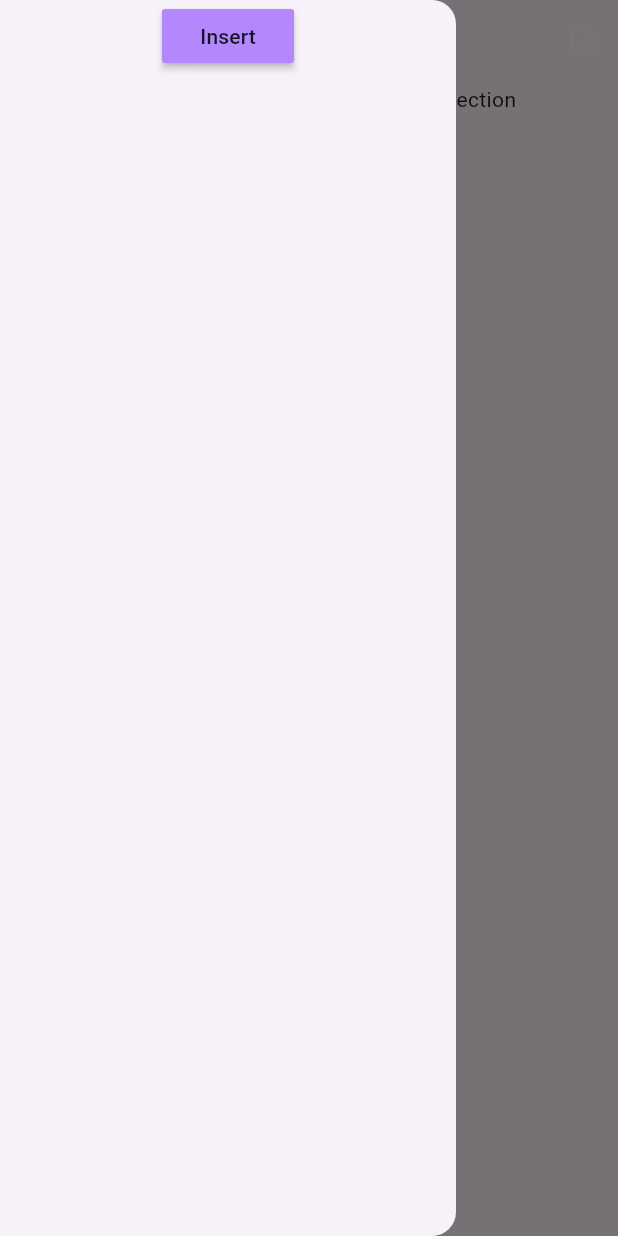
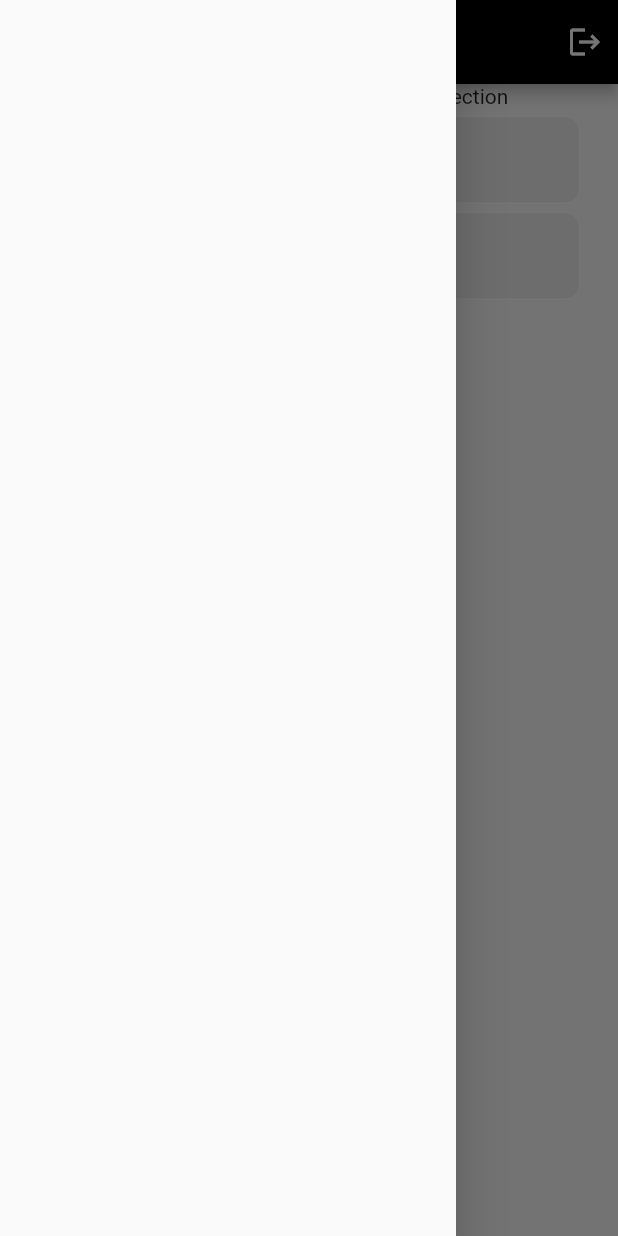
Before and after one commit to dhruvin2004/firebase, a Flutter app: the HomePage screen opened by its route, with the side drawer open, on a phone screen of 412 x 824 dp. Run offline on Flutter 3.47's test engine with Material 2 defaults, Android fonts, the phone set to English and light mode, and no system bars; our stand-ins replace cloud_firestore, firebase_auth, firebase_core, google_sign_in; accounts and stored records are empty; network calls fail.

Commit message:
DP | 11/3/2023 9:20 AM

```diff
--- a/lib/CRUD.dart
+++ b/lib/CRUD.dart
@@ -1,9 +1,13 @@
 import 'package:cloud_firestore/cloud_firestore.dart';
+import 'package:flutter/cupertino.dart';
 
 class DatabaseHelper {
   static DatabaseHelper instance = DatabaseHelper();
   FirebaseFirestore firestore = FirebaseFirestore.instance;
   CollectionReference user = FirebaseFirestore.instance.collection('user');
+
+  TextEditingController name = TextEditingController();
+  TextEditingController age = TextEditingController();
 
   updateData({int? index}) async {
     var docSnap = await user.get();
@@ -17,6 +21,7 @@ class DatabaseHelper {
           (error) => print('Error : $error'),
         );
   }
+
   deleteData({int? index}) async {
     var docSnap = await user.get();
     var docId = docSnap.docs;
@@ -32,7 +37,7 @@ class DatabaseHelper {
 
   insertData() {
     return user
-        .add({'name': 'Dhruvin', 'age': 20})
+        .add({'name': name.text, 'age': age.text})
         .then((value) => print("User Add Successfully"))
         .catchError(
           (error) => print("Error : $error"),
--- a/lib/homepage.dart
+++ b/lib/homepage.dart
@@ -1,5 +1,6 @@
 import 'package:cloud_firestore/cloud_firestore.dart';
 import 'package:firebase/CRUD.dart';
+import 'package:firebase/widget/mytextfield.dart';
 import 'package:firebase_auth/firebase_auth.dart';
 import 'package:flutter/material.dart';
 
@@ -19,28 +20,26 @@ class _HomePageState extends State<HomePage> {
       drawer: Drawer(
         child: SafeArea(
           child: Column(
-            children: [
-              MaterialButton(onPressed: () {},
-                color: Colors.deepPurpleAccent.shade100,
-                child: const Text("Insert"),)
-            ],
+            children: [],
           ),
         ),
       ),
       appBar: AppBar(
+        backgroundColor: Colors.black,
         title: const Text("Home Page"),
         actions: [
           GestureDetector(
             onTap: () async {
               await FirebaseAuth.instance.signOut().whenComplete(
-                    () => Navigator.pushReplacementNamed(context, '/'),);
+                    () => Navigator.pushReplacementNamed(context, '/'),
+                  );
             },
             child: const Icon(
               Icons.logout,
               color: Colors.white,
             ),
           ),
-           const SizedBox(
+          const SizedBox(
             width: 10,
           ),
         ],
@@ -49,53 +48,93 @@ class _HomePageState extends State<HomePage> {
       body: Column(
         children: [
           const Text("This is a method we can access  collection"),
+          SizedBox(
+            height: 5,
+          ),
+          MyTextField(
+              controller: DatabaseHelper.instance.name,
+              hintText: "name",
+              obscureText: false),
+          SizedBox(
+            height: 5,
+          ),
+          MyTextField(
+              controller: DatabaseHelper.instance.age,
+              hintText: "Age",
+              obscureText: false),
+          SizedBox(
+            height: 5,
+          ),
           Expanded(
             flex: 1,
             child: StreamBuilder(
-                stream: FirebaseFirestore.instance.collection('user')
-                    .snapshots(),
+                stream:
+                    FirebaseFirestore.instance.collection('user').snapshots(),
                 builder: (context, snapshot) {
                   if (snapshot.hasError) {
                     return const Text('Something went wrong');
                   }
                   if (snapshot.connectionState == ConnectionState.waiting) {
-                    return Center(child: Container(height: 100,width: 100,alignment: Alignment.center,child: const CircularProgressIndicator()));
+                    return Center(
+                        child: Container(
+                            height: 100,
+                            width: 100,
+                            alignment: Alignment.center,
+                            child: const CircularProgressIndicator()));
                   }
                   return ListView.builder(
                     itemCount: snapshot.data!.docs.length,
                     itemBuilder: (context, index) {
                       var data = snapshot.data!.docs[index];
                       return ListTile(
-                        leading: CircleAvatar(child: Text("${index + 1}"),),
+                        leading: CircleAvatar(
+                          child: Text("${index + 1}"),
+                          backgroundColor: Colors.black,
+                        ),
                         title: Text("${data['name']}"),
                         subtitle: Text("Age : ${data['age']}"),
-                        trailing:
-                        Container(
+                        trailing: Container(
                           height: 50,
                           width: 100,
                           child: Row(
                             children: [
-                              IconButton(onPressed: (){
-                                DatabaseHelper.instance.updateData(index: index);
-                              }, icon: Icon(Icons.edit,color: Colors.green,)),
-
-                              IconButton(onPressed: (){
-                                DatabaseHelper.instance.deleteData(index: index);
-                              }, icon: Icon(Icons.delete,color: Colors.red,))
+                              IconButton(
+                                  onPressed: () {
+                                    DatabaseHelper.instance
+                                        .updateData(index: index);
+                                  },
+                                  icon: const Icon(
+                                    Icons.edit,
+                                    color: Colors.green,
+                                  )),
+                              IconButton(
+                                onPressed: () {
+                                  DatabaseHelper.instance
+                                      .deleteData(index: index);
+                                },
+                                icon: const Icon(
+                                  Icons.delete,
+                                  color: Colors.red,
+                                ),
+                              )
                             ],
                           ),
                         ),
-
                       );
                     },
-
                   );
                 }),
           ),
 
-          MaterialButton(onPressed: (){
-            DatabaseHelper.instance.insertData();
-          },child: Text("insert"),color: Colors.purpleAccent.shade100,)
+          MaterialButton(
+            onPressed: () {
+              DatabaseHelper.instance.insertData();
+              DatabaseHelper.instance.name.clear();
+              DatabaseHelper.instance.age.clear();
+            },
+            child: Text("insert"),
+            color: Colors.purpleAccent.shade100,
+          )
 
           // Text("This is a method we can access a sub class of collection"),
           // Expanded(
--- a/lib/loginScreen/loginpage.dart
+++ b/lib/loginScreen/loginpage.dart
@@ -2,10 +2,7 @@ import 'package:firebase/widget/myButton.dart';
 import 'package:firebase_auth/firebase_auth.dart';
 import 'package:flutter/material.dart';
 import 'package:google_sign_in/google_sign_in.dart';
-
 import '../widget/mytextfield.dart';
-
-
 
 class LoginPage extends StatefulWidget {
   const LoginPage({Key? key}) : super(key: key);
--- a/lib/main.dart
+++ b/lib/main.dart
@@ -27,9 +27,6 @@ class _MyAppState extends State<MyApp> {
   @override
   Widget build(BuildContext context) {
     return MaterialApp(
-      theme: ThemeData(
-        useMaterial3: true
-      ),
       debugShowCheckedModeBanner: false,
       initialRoute: '/',
      routes: {
```
